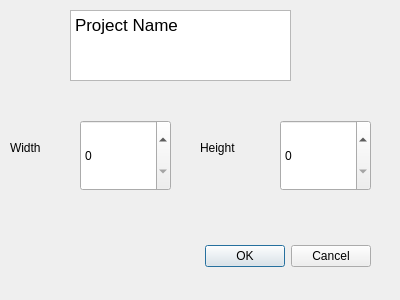
Qt form startdialog.ui (markusbuck/sprite-editor) before a commit.
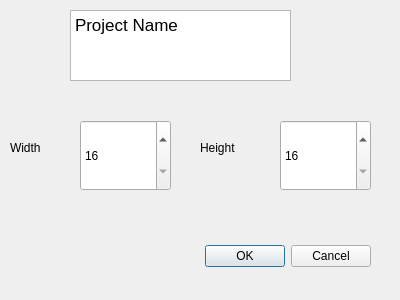
The same form after that commit.

Commit message: start dialog spin box values updated

The edit to the form file:
```diff
--- a/startdialog.ui
+++ b/startdialog.ui
@@ -38,6 +38,15 @@
      <height>71</height>
     </rect>
    </property>
+   <property name="minimum">
+    <number>16</number>
+   </property>
+   <property name="maximum">
+    <number>256</number>
+   </property>
+   <property name="singleStep">
+    <number>4</number>
+   </property>
   </widget>
   <widget class="QSpinBox" name="height">
    <property name="geometry">
@@ -48,6 +57,15 @@
      <height>71</height>
     </rect>
    </property>
+   <property name="minimum">
+    <number>16</number>
+   </property>
+   <property name="maximum">
+    <number>256</number>
+   </property>
+   <property name="singleStep">
+    <number>4</number>
+   </property>
   </widget>
   <widget class="QTextEdit" name="projectName">
    <property name="geometry">
```
